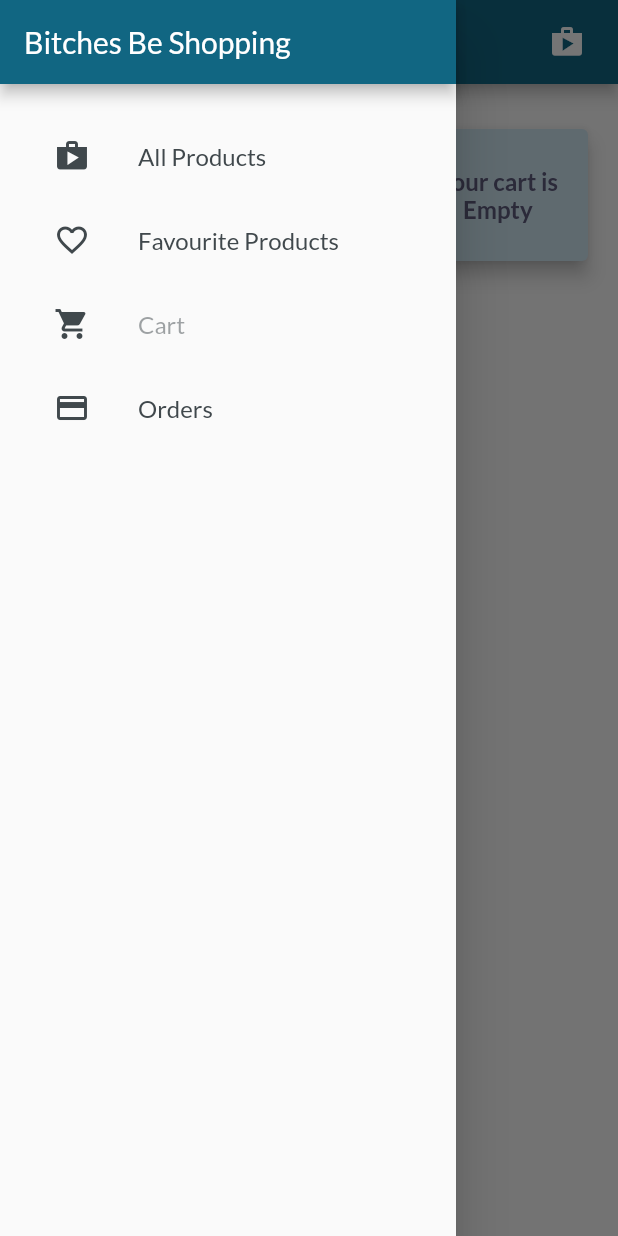
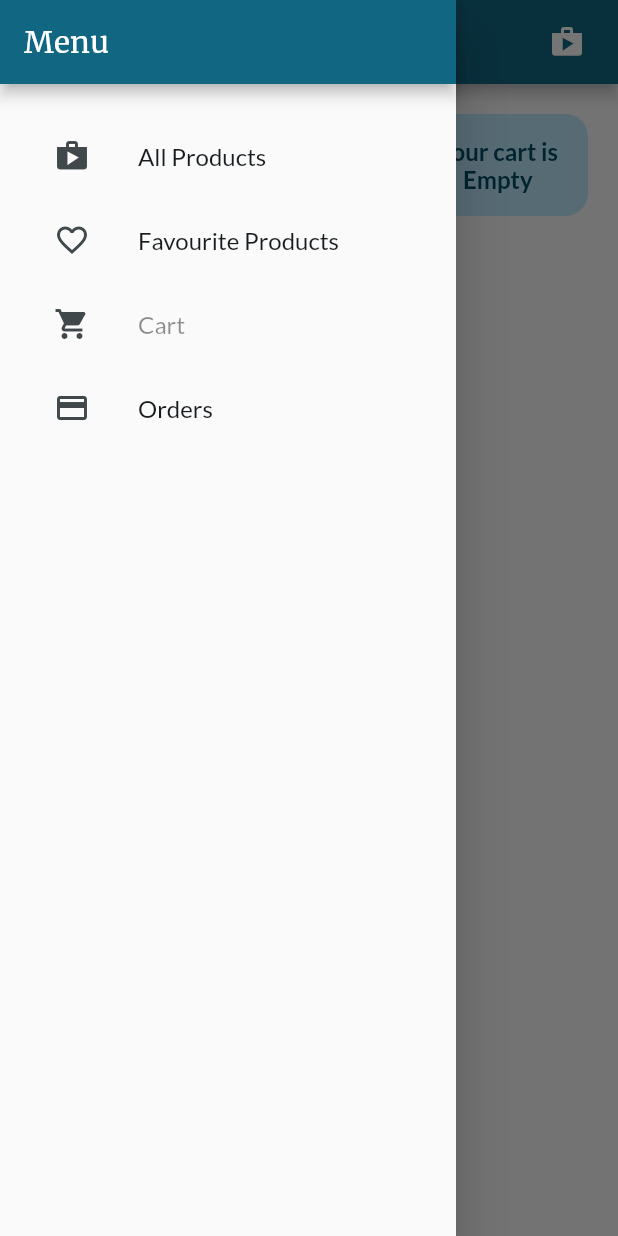
Before and after one commit to keith47733/shop, a Flutter app: the CartScreen screen opened by its route, with the side drawer open, on a phone screen of 412 x 824 dp. Run offline on Flutter 3.47's test engine with Material 2 defaults, Android fonts, the phone set to English and light mode, and no system bars; drawn by our look-alikes of dynamic_color; network calls fail.

Commit message:
Re-themed colours and fonts

```diff
--- a/lib/main.dart
+++ b/lib/main.dart
@@ -11,7 +11,8 @@ import 'screens/product_detail_screen/product_detail_screen.dart';
 import 'screens/products_overview_screen/products_overview_screen.dart';
 import 'styles/app_theme.dart';
 
-void main() {
+void main() async {
+  WidgetsFlutterBinding.ensureInitialized();
   runApp(MyApp());
 }
 
--- a/lib/screens/cart_screen/cart_screen.dart
+++ b/lib/screens/cart_screen/cart_screen.dart
@@ -4,7 +4,7 @@ import 'package:provider/provider.dart';
 import '../../providers/cart.dart';
 import '../../providers/orders.dart';
 import '../../styles/layout.dart';
-import '../../widgets/app_bar.dart';
+import '../../widgets/custom_app_bar.dart';
 import '../../widgets/app_drawer.dart';
 import '../orders_screen/orders_screen.dart';
 import 'cart_item_card.dart';
@@ -32,26 +32,32 @@ class CartScreen extends StatelessWidget {
   }
 
   Widget CartTotalCard(context, currentCart) {
-    return Card(
-      elevation: Layout.ELEVATION,
-      margin: const EdgeInsets.symmetric(vertical: Layout.SPACING / 2),
-      color: Theme.of(context).colorScheme.secondaryContainer,
+    return Container(
+      decoration: BoxDecoration(
+        borderRadius: BorderRadius.circular(Layout.RADIUS),
+        color: Theme.of(context).colorScheme.primaryContainer,
+      ),
       child: Padding(
-        padding: const EdgeInsets.all(Layout.SPACING),
+        padding: const EdgeInsets.symmetric(
+          vertical: Layout.SPACING / 2,
+          horizontal: Layout.SPACING,
+        ),
         child: Row(
           mainAxisAlignment: MainAxisAlignment.spaceBetween,
           children: <Widget>[
             Text(
               'Total:',
-              style: Theme.of(context).textTheme.titleLarge,
+              style: Theme.of(context).textTheme.titleLarge!.copyWith(
+                    color: Theme.of(context).colorScheme.onPrimaryContainer,
+                  ),
             ),
             Spacer(),
             Chip(
-              backgroundColor: Theme.of(context).colorScheme.secondary,
+              backgroundColor: Theme.of(context).colorScheme.primary,
               label: Text(
                 '\$${currentCart.cartTotal.toStringAsFixed(2)}',
                 style:
-                    Theme.of(context).textTheme.titleMedium!.copyWith(color: Theme.of(context).colorScheme.onSecondary),
+                    Theme.of(context).textTheme.titleMedium!.copyWith(color: Theme.of(context).colorScheme.onPrimary),
               ),
             ),
             SizedBox(width: Layout.SPACING),
@@ -69,7 +75,7 @@ class CartScreen extends StatelessWidget {
                       textAlign: TextAlign.center,
                       'Place\nOrder',
                       style: Theme.of(context).textTheme.titleMedium!.copyWith(
-                            color: Theme.of(context).colorScheme.tertiary,
+                            color: Theme.of(context).colorScheme.onPrimaryContainer,
                             fontWeight: FontWeight.bold,
                           ),
                     ),
@@ -78,7 +84,7 @@ class CartScreen extends StatelessWidget {
                     textAlign: TextAlign.center,
                     'Your cart is\nEmpty',
                     style: Theme.of(context).textTheme.titleMedium!.copyWith(
-                          color: Theme.of(context).colorScheme.tertiary,
+                          color: Theme.of(context).colorScheme.onPrimaryContainer,
                           fontWeight: FontWeight.bold,
                         ),
                   ),
--- a/lib/screens/products_overview_screen/badge.dart
+++ b/lib/screens/products_overview_screen/badge.dart
@@ -24,7 +24,7 @@ class Badge extends StatelessWidget {
             padding: EdgeInsets.all(3),
             decoration: BoxDecoration(
               borderRadius: BorderRadius.circular(10.0),
-              color: Theme.of(context).colorScheme.tertiary,
+              color: Theme.of(context).colorScheme.secondary,
             ),
             constraints: BoxConstraints(
               minWidth: 20,
@@ -36,7 +36,7 @@ class Badge extends StatelessWidget {
                 key: ValueKey(value),
                 value,
                 textAlign: TextAlign.center,
-                style: Theme.of(context).textTheme.bodyLarge!.copyWith(color: Theme.of(context).colorScheme.onTertiary),
+                style: Theme.of(context).textTheme.bodyLarge!.copyWith(color: Theme.of(context).colorScheme.onSecondary),
               ),
             ),
           ),
--- a/lib/screens/products_overview_screen/product_overview_tile.dart
+++ b/lib/screens/products_overview_screen/product_overview_tile.dart
@@ -81,6 +81,7 @@ class ProductOverviewTile extends StatelessWidget {
         product.title,
         style: Theme.of(context).textTheme.titleLarge!.copyWith(
               color: Theme.of(context).colorScheme.onSecondary,
+              fontFamily: 'Merriweather',
             ),
         textAlign: TextAlign.center,
       ),
--- a/lib/widgets/app_drawer.dart
+++ b/lib/widgets/app_drawer.dart
@@ -15,7 +15,10 @@ class AppDrawer extends StatelessWidget {
       child: Column(
         children: [
           AppBar(
-            title: Text('Bitches Be Shopping'),
+            title: Text(
+              'Menu',
+              style: TextStyle(fontFamily: 'Merriweather'),
+            ),
             automaticallyImplyLeading: false,
           ),
           Padding(
@@ -76,10 +79,10 @@ class AppDrawer extends StatelessWidget {
         title,
         style: currentScreen == title
             ? Theme.of(context).textTheme.titleMedium!.copyWith(
-                  color: Theme.of(context).colorScheme.onSurfaceVariant.withOpacity(0.5),
+                  color: Theme.of(context).colorScheme.onBackground.withOpacity(0.5),
                 )
             : Theme.of(context).textTheme.titleMedium!.copyWith(
-                  color: Theme.of(context).colorScheme.onSurfaceVariant,
+                  color: Theme.of(context).colorScheme.onBackground,
                 ),
       ),
     );
--- a/lib/widgets/app_bar.dart
+++ b/lib/widgets/custom_app_bar.dart
@@ -5,7 +5,10 @@ import '../styles/layout.dart';
 
 PreferredSizeWidget CustomAppBar(context, title) {
   return AppBar(
-    title: Text(title),
+    title: Text(
+      title,
+      style: TextStyle(fontFamily: 'Merriweather'),
+    ),
     actions: [
       Padding(
         padding: const EdgeInsets.only(right: Layout.SPACING / 2),
--- a/pubspec.yaml
+++ b/pubspec.yaml
@@ -65,9 +65,9 @@ flutter:
   # example:
 
   fonts:
-    - family: Anton
+    - family: Merriweather
       fonts:
-        - asset: assets/fonts/Anton-Regular.ttf
+        - asset: assets/fonts/Merriweather-Regular.ttf
     - family: Lato
       fonts:
         - asset: assets/fonts/Lato-Regular.ttf
```
Also changed, not shown: lib/screens/cart_screen/cart_item_card.dart (+15 -16 lines), lib/screens/orders_screen/order_item_card.dart (+9 -13 lines), lib/screens/orders_screen/orders_screen.dart (+13 -5 lines), lib/screens/product_detail_screen/product_detail_screen.dart (+31 -9 lines), lib/screens/products_overview_screen/products_overview_screen.dart (+21 -9 lines), assets/fonts/Anton-Regular.ttf (deleted), assets/fonts/Merriweather-Regular.ttf (added).
